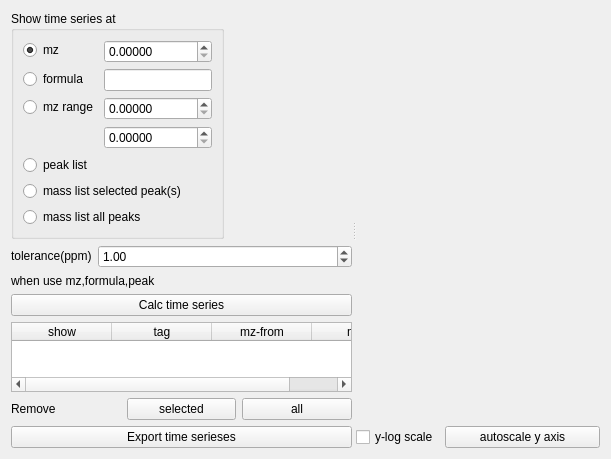
First picture: the form in Orbitool/UI/Timeserieses.ui, repository l460289052/Orbitool, before the edit.
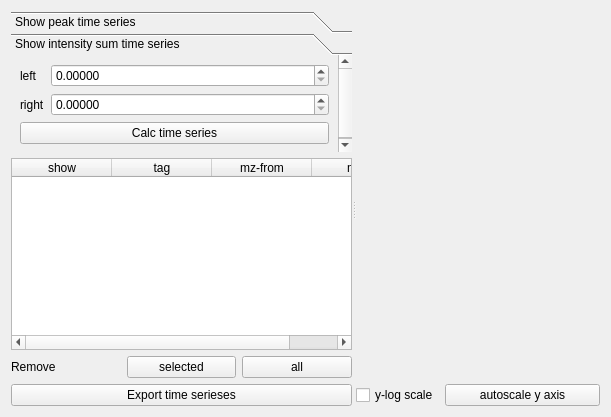
Second picture: the form after the edit. The open tabs and pages were chosen to show the change.

Commit message: add mz range time series

```diff
--- a/Orbitool/UI/Timeserieses.ui
+++ b/Orbitool/UI/Timeserieses.ui
@@ -7,7 +7,7 @@
     <x>0</x>
     <y>0</y>
     <width>611</width>
-    <height>416</height>
+    <height>417</height>
    </rect>
   </property>
   <property name="windowTitle">
@@ -22,22 +22,37 @@
      <widget class="QWidget" name="layoutWidget_3">
       <layout class="QVBoxLayout" name="verticalLayout_17">
        <item>
-        <widget class="QGroupBox" name="groupBox_2">
+        <widget class="QToolBox" name="toolBox">
          <property name="sizePolicy">
-          <sizepolicy hsizetype="Maximum" vsizetype="Maximum">
+          <sizepolicy hsizetype="Preferred" vsizetype="Maximum">
            <horstretch>0</horstretch>
            <verstretch>0</verstretch>
           </sizepolicy>
          </property>
-         <property name="maximumSize">
-          <size>
-           <width>16777215</width>
-           <height>16777215</height>
-          </size>
+         <property name="currentIndex">
+          <number>0</number>
          </property>
-         <property name="title">
-          <string>Show time series at</string>
+         <property name="tabSpacing">
+          <number>0</number>
          </property>
+         <widget class="QWidget" name="showPeakPage">
+          <property name="geometry">
+           <rect>
+            <x>0</x>
+            <y>0</y>
+            <width>314</width>
+            <height>182</height>
+           </rect>
+          </property>
+          <property name="sizePolicy">
+           <sizepolicy hsizetype="Preferred" vsizetype="Maximum">
+            <horstretch>0</horstretch>
+            <verstretch>0</verstretch>
+           </sizepolicy>
+          </property>
+          <attribute name="label">
+           <string>Show peak time series</string>
+          </attribute>
          <layout class="QFormLayout" name="formLayout">
           <item row="0" column="0">
            <widget class="QRadioButton" name="mzRadioButton">
@@ -83,45 +98,6 @@
            </widget>
           </item>
           <item row="2" column="0">
-           <widget class="QRadioButton" name="mzRangeRadioButton">
-            <property name="text">
-             <string>mz range</string>
-            </property>
-           </widget>
-          </item>
-          <item row="2" column="1">
-           <widget class="QDoubleSpinBox" name="mzMinDoubleSpinBox">
-            <property name="sizePolicy">
-             <sizepolicy hsizetype="Preferred" vsizetype="Fixed">
-              <horstretch>0</horstretch>
-              <verstretch>0</verstretch>
-             </sizepolicy>
-            </property>
-            <property name="decimals">
-             <number>5</number>
-            </property>
-            <property name="maximum">
-             <double>999.990000000000009</double>
-            </property>
-           </widget>
-          </item>
-          <item row="3" column="1">
-           <widget class="QDoubleSpinBox" name="mzMaxDoubleSpinBox">
-            <property name="sizePolicy">
-             <sizepolicy hsizetype="Preferred" vsizetype="Fixed">
-              <horstretch>0</horstretch>
-              <verstretch>0</verstretch>
-             </sizepolicy>
-            </property>
-            <property name="decimals">
-             <number>5</number>
-            </property>
-            <property name="maximum">
-             <double>999.990000000000009</double>
-            </property>
-           </widget>
-          </item>
-          <item row="4" column="0" colspan="2">
            <widget class="QRadioButton" name="peakListRadioButton">
             <property name="sizePolicy">
              <sizepolicy hsizetype="Preferred" vsizetype="Fixed">
@@ -134,7 +110,7 @@
             </property>
            </widget>
           </item>
-          <item row="5" column="0" colspan="2">
+           <item row="3" column="0" colspan="2">
            <widget class="QRadioButton" name="selectedMassListRadioButton">
             <property name="sizePolicy">
              <sizepolicy hsizetype="Preferred" vsizetype="Fixed">
@@ -150,7 +126,7 @@
             </property>
            </widget>
           </item>
-          <item row="6" column="0" colspan="2">
+           <item row="4" column="0" colspan="2">
            <widget class="QRadioButton" name="massListRadioButton">
             <property name="sizePolicy">
              <sizepolicy hsizetype="Preferred" vsizetype="Fixed">
@@ -163,19 +139,14 @@
             </property>
            </widget>
           </item>
-         </layout>
-        </widget>
-       </item>
-       <item>
-        <layout class="QFormLayout" name="formLayout_4">
-         <item row="0" column="0">
+           <item row="5" column="0">
           <widget class="QLabel" name="label_22">
            <property name="text">
             <string>&lt;html&gt;&lt;head/&gt;&lt;body&gt;&lt;p&gt;tolerance(ppm)&lt;/p&gt;&lt;/body&gt;&lt;/html&gt;</string>
            </property>
           </widget>
          </item>
-         <item row="0" column="1">
+           <item row="5" column="1">
           <widget class="QDoubleSpinBox" name="rtolDoubleSpinBox">
            <property name="sizePolicy">
             <sizepolicy hsizetype="Preferred" vsizetype="Fixed">
@@ -194,38 +165,89 @@
            </property>
           </widget>
          </item>
-         <item row="1" column="0" colspan="2">
+           <item row="6" column="0" colspan="2">
+            <widget class="QPushButton" name="calcPeakPushButton">
+             <property name="sizePolicy">
+              <sizepolicy hsizetype="Preferred" vsizetype="Fixed">
+               <horstretch>0</horstretch>
+               <verstretch>0</verstretch>
+              </sizepolicy>
+             </property>
+             <property name="text">
+              <string>Calc time series</string>
+             </property>
+            </widget>
+           </item>
+          </layout>
+         </widget>
+         <widget class="QWidget" name="page_4">
+          <property name="geometry">
+           <rect>
+            <x>0</x>
+            <y>0</y>
+            <width>314</width>
+            <height>91</height>
+           </rect>
+          </property>
+          <attribute name="label">
+           <string>Show intensity sum time series</string>
+          </attribute>
+          <layout class="QFormLayout" name="formLayout_2">
+           <item row="0" column="0">
           <widget class="QLabel" name="label">
-           <property name="sizePolicy">
-            <sizepolicy hsizetype="Preferred" vsizetype="Preferred">
-             <horstretch>0</horstretch>
-             <verstretch>0</verstretch>
-            </sizepolicy>
-           </property>
            <property name="text">
-            <string>when use mz,formula,peak</string>
+              <string>left</string>
            </property>
           </widget>
          </item>
-        </layout>
-       </item>
-       <item>
-        <widget class="QPushButton" name="calcPushButton">
-         <property name="sizePolicy">
-          <sizepolicy hsizetype="Preferred" vsizetype="Fixed">
-           <horstretch>0</horstretch>
-           <verstretch>0</verstretch>
-          </sizepolicy>
-         </property>
+           <item row="0" column="1">
+            <widget class="QDoubleSpinBox" name="rangeMinDoubleSpinBox">
+             <property name="decimals">
+              <number>5</number>
+             </property>
+             <property name="maximum">
+              <double>999.990000000000009</double>
+             </property>
+             <property name="stepType">
+              <enum>QAbstractSpinBox::AdaptiveDecimalStepType</enum>
+             </property>
+            </widget>
+           </item>
+           <item row="1" column="0">
+            <widget class="QLabel" name="label_2">
+             <property name="text">
+              <string>right</string>
+             </property>
+            </widget>
+           </item>
+           <item row="1" column="1">
+            <widget class="QDoubleSpinBox" name="rangeMaxDoubleSpinBox">
+             <property name="decimals">
+              <number>5</number>
+             </property>
+             <property name="maximum">
+              <double>9999.989999999999782</double>
+             </property>
+             <property name="stepType">
+              <enum>QAbstractSpinBox::AdaptiveDecimalStepType</enum>
+             </property>
+            </widget>
+           </item>
+           <item row="2" column="0" colspan="2">
+            <widget class="QPushButton" name="calcRangePushButton">
          <property name="text">
           <string>Calc time series</string>
          </property>
+            </widget>
+           </item>
+          </layout>
+         </widget>
         </widget>
        </item>
        <item>
         <widget class="QTableWidget" name="tableWidget">
          <property name="sizePolicy">
-          <sizepolicy hsizetype="Preferred" vsizetype="Expanding">
+          <sizepolicy hsizetype="Preferred" vsizetype="Preferred">
            <horstretch>0</horstretch>
            <verstretch>0</verstretch>
           </sizepolicy>
@@ -327,7 +349,7 @@
        <item>
         <widget class="QWidget" name="widget" native="true">
          <property name="sizePolicy">
-          <sizepolicy hsizetype="Expanding" vsizetype="Expanding">
+          <sizepolicy hsizetype="Preferred" vsizetype="Expanding">
            <horstretch>0</horstretch>
            <verstretch>0</verstretch>
           </sizepolicy>
```
Left out of the diff: 6 changed lines with no effect on the pictures. Lines whose indentation alone changed are shown as unchanged. The commit also changes 17 other files.
